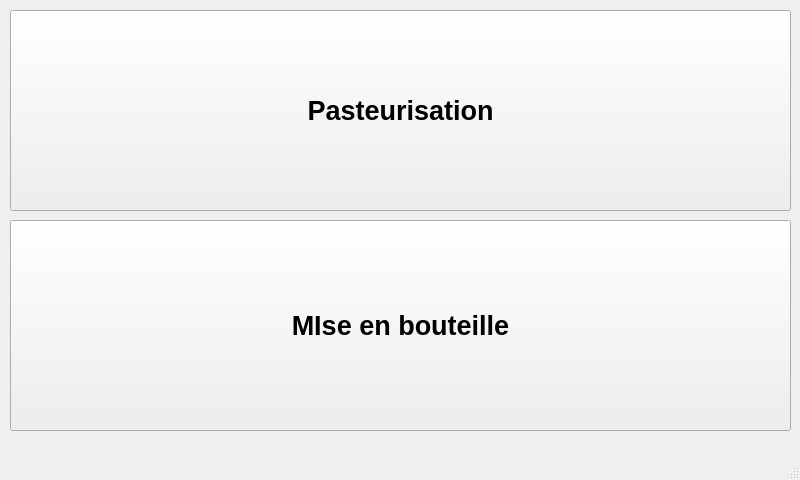
YanisKer/ProjetPomme, file pagepressee.ui: the form before one commit.
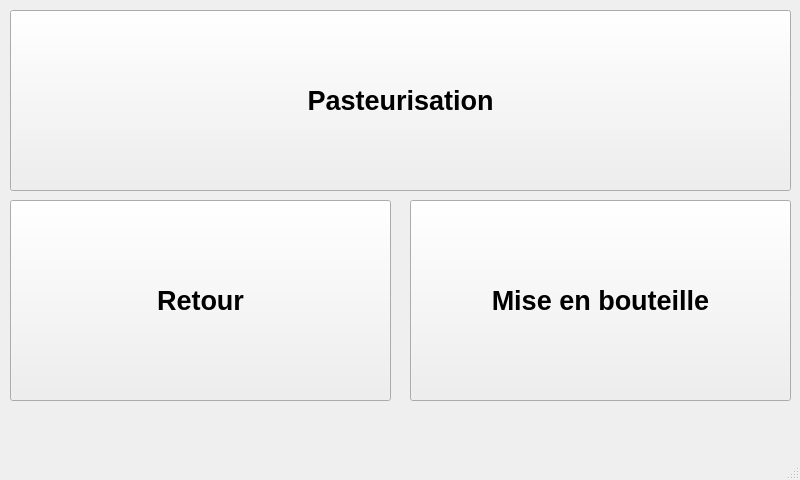
The form after the commit.

The edit to the form file:
```diff
--- a/pagepressee.ui
+++ b/pagepressee.ui
@@ -20,7 +20,7 @@
       <x>10</x>
       <y>10</y>
       <width>781</width>
-      <height>201</height>
+      <height>181</height>
      </rect>
     </property>
     <property name="font">
@@ -36,10 +36,29 @@
    <widget class="QPushButton" name="pushButton_2">
     <property name="geometry">
      <rect>
+      <x>410</x>
+      <y>200</y>
+      <width>381</width>
+      <height>201</height>
+     </rect>
+    </property>
+    <property name="font">
+     <font>
+      <pointsize>20</pointsize>
+      <bold>true</bold>
+     </font>
+    </property>
+    <property name="text">
+     <string>Mise en bouteille</string>
+    </property>
+   </widget>
+   <widget class="QPushButton" name="pushButton_3">
+    <property name="geometry">
+     <rect>
       <x>10</x>
-      <y>220</y>
-      <width>781</width>
-      <height>211</height>
+      <y>200</y>
+      <width>381</width>
+      <height>201</height>
      </rect>
     </property>
     <property name="font">
@@ -49,7 +68,7 @@
      </font>
     </property>
     <property name="text">
-     <string>MIse en bouteille</string>
+     <string>Retour</string>
     </property>
    </widget>
   </widget>
```
